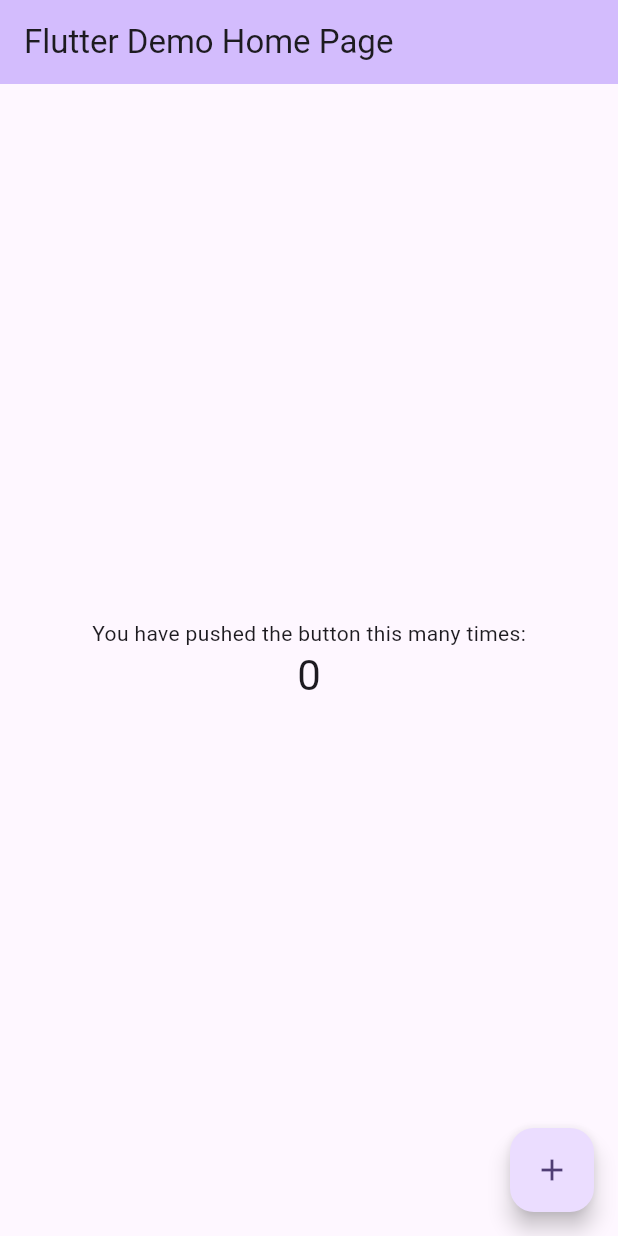
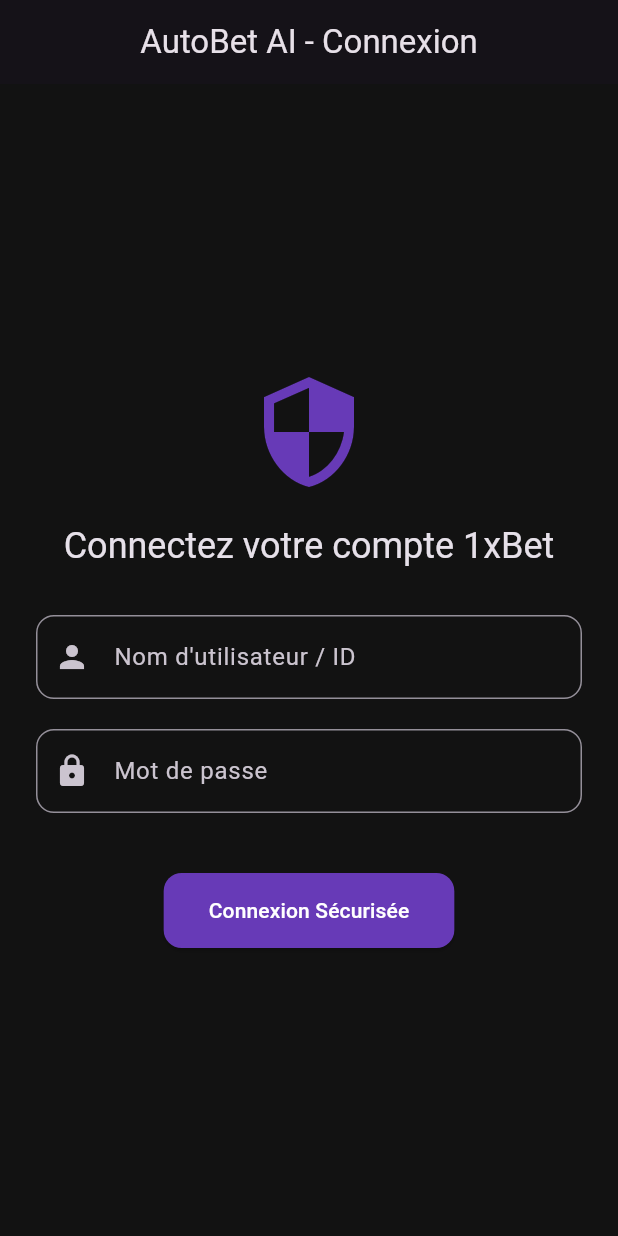
Before and after one commit to could-ai/019a5016-89b2-7e2c-9e90-9e50d304c96f, a Flutter app: the screen it shows after launch, on a phone screen of 412 x 824 dp. Run offline on Flutter 3.47's test engine with Material 3 defaults, Android fonts, the phone set to English and light mode, and no system bars.

Commit message:
Refonte complète du fichier principal pour établir la structure de l'application. Suppression du code de démonstration (compteur) et mise en place d'un thème sombre et professionnel. Configuration des routes nommées pour la navigation entre l'écran de connexion ('/') et le tableau de bord ('/dashboard'), définissant l'écran de connexion comme page d'accueil initiale.; Création d'un nouvel écran de connexion (`login_screen.dart`). Cet écran fournit une interface utilisateur sécurisée et professionnelle pour que les utilisateurs saisissent leurs identifiants 1xBet. Il comprend des champs de formulaire pour le nom d'utilisateur et le mot de passe avec une validation de base. Pour l'instant, la connexion est simulée et redirige l'utilisateur vers le tableau de bord sans réelle authentification, posant ainsi les bases pour l'intégration future de l'API ou du RPA.; Création du tableau de bord principal (`dashboard_screen.dart`). Cette page est le cœur de l'interface utilisateur après la connexion. Elle affiche des informations clés avec des données fictives pour simuler une application fonctionnelle : le solde du compte, un interrupteur pour gérer le mode automatique/semi-automatique, et des sections pour l'historique des paris et les logs de l'IA. Un bouton de déconnexion est également présent pour revenir à l'écran de connexion. Un avertissement légal a aussi été ajouté.

```diff
--- a/usr/lib/main.dart
+++ b/usr/lib/main.dart
@@ -1,120 +1,52 @@
 import 'package:flutter/material.dart';
+import 'package:couldai_user_app/screens/login_screen.dart';
+import 'package:couldai_user_app/screens/dashboard_screen.dart';
 
 void main() {
-  runApp(const MyApp());
+  runApp(const AutoBetAIApp());
 }
 
-class MyApp extends StatelessWidget {
-  const MyApp({super.key});
+class AutoBetAIApp extends StatelessWidget {
+  const AutoBetAIApp({super.key});
 
-  // This widget is the root of your application.
   @override
   Widget build(BuildContext context) {
     return MaterialApp(
-      title: 'Flutter Demo',
+      title: 'AutoBet AI',
       debugShowCheckedModeBanner: false,
-      theme: ThemeData(
-        // This is the theme of your application.
-        //
-        // TRY THIS: Try running your application with "flutter run". You'll see
-        // the application has a purple toolbar. Then, without quitting the app,
-        // try changing the seedColor in the colorScheme below to Colors.green
-        // and then invoke "hot reload" (save your changes or press the "hot
-        // reload" button in a Flutter-supported IDE, or press "r" if you used
-        // the command line to start the app).
-        //
-        // Notice that the counter didn't reset back to zero; the application
-        // state is not lost during the reload. To reset the state, use hot
-        // restart instead.
-        //
-        // This works for code too, not just values: Most code changes can be
-        // tested with just a hot reload.
-        colorScheme: ColorScheme.fromSeed(seedColor: Colors.deepPurple),
+      theme: ThemeData.dark().copyWith(
+        primaryColor: Colors.deepPurple,
+        scaffoldBackgroundColor: const Color(0xFF121212),
+        cardColor: const Color(0xFF1E1E1E),
+        colorScheme: ColorScheme.fromSeed(
+          seedColor: Colors.deepPurple,
+          brightness: Brightness.dark,
+        ),
+        elevatedButtonTheme: ElevatedButtonThemeData(
+          style: ElevatedButton.styleFrom(
+            foregroundColor: Colors.white,
+            backgroundColor: Colors.deepPurple,
+            padding: const EdgeInsets.symmetric(horizontal: 30, vertical: 15),
+            shape: RoundedRectangleBorder(
+              borderRadius: BorderRadius.circular(12),
+            ),
+          ),
+        ),
+        inputDecorationTheme: InputDecorationTheme(
+          border: OutlineInputBorder(
+            borderRadius: BorderRadius.circular(12),
+          ),
+          focusedBorder: OutlineInputBorder(
+            borderRadius: BorderRadius.circular(12),
+            borderSide: const BorderSide(color: Colors.deepPurple),
+          ),
+        ),
       ),
-      home: const MyHomePage(title: 'Flutter Demo Home Page'),
+      initialRoute: '/',
+      routes: {
+        '/': (context) => const LoginScreen(),
+        '/dashboard': (context) => const DashboardScreen(),
+      },
     );
   }
 }
-
-class MyHomePage extends StatefulWidget {
-  const MyHomePage({super.key, required this.title});
-
-  // This widget is the home page of your application. It is stateful, meaning
-  // that it has a State object (defined below) that contains fields that affect
-  // how it looks.
-
-  // This class is the configuration for the state. It holds the values (in this
-  // case the title) provided by the parent (in this case the App widget) and
-  // used by the build method of the State. Fields in a Widget subclass are
-  // always marked "final".
-
-  final String title;
-
-  @override
-  State<MyHomePage> createState() => _MyHomePageState();
-}
-
-class _MyHomePageState extends State<MyHomePage> {
-  int _counter = 0;
-
-  void _incrementCounter() {
-    setState(() {
-      // This call to setState tells the Flutter framework that something has
-      // changed in this State, which causes it to rerun the build method below
-      // so that the display can reflect the updated values. If we changed
-      // _counter without calling setState(), then the build method would not be
-      // called again, and so nothing would appear to happen.
-      _counter++;
-    });
-  }
-
-  @override
-  Widget build(BuildContext context) {
-    // This method is rerun every time setState is called, for instance as done
-    // by the _incrementCounter method above.
-    //
-    // The Flutter framework has been optimized to make rerunning build methods
-    // fast, so that you can just rebuild anything that needs updating rather
-    // than having to individually change instances of widgets.
-    return Scaffold(
-      appBar: AppBar(
-        // TRY THIS: Try changing the color here to a specific color (to
-        // Colors.amber, perhaps?) and trigger a hot reload to see the AppBar
-        // change color while the other colors stay the same.
-        backgroundColor: Theme.of(context).colorScheme.inversePrimary,
-        // Here we take the value from the MyHomePage object that was created by
-        // the App.build method, and use it to set our appbar title.
-        title: Text(widget.title),
-      ),
-      body: Center(
-        // Center is a layout widget. It takes a single child and positions it
-        // in the middle of the parent.
-        child: Column(
-          // Column is also a layout widget. It takes a list of children and
-          // arranges them vertically. By default, it sizes itself to fit its
-          // children horizontally, and tries to be as tall as its parent.
-          //
-          // Column has various properties to control how it sizes itself and
-          // how it positions its children. Here we use mainAxisAlignment to
-          // center the children vertically; the main axis here is the vertical
-          // axis because Columns are vertical (the cross axis would be
-          // horizontal).
-          //
-          // TRY THIS: Invoke "debug painting" (choose the "Toggle Debug Paint"
-          // action in the IDE, or press "p" in the console), to see the
-          // wireframe for each widget.
-          mainAxisAlignment: MainAxisAlignment.center,
-          children: <Widget>[
-            const Text('You have pushed the button this many times:'),
-            Text('$_counter', style: Theme.of(context).textTheme.headlineMedium),
-          ],
-        ),
-      ),
-      floatingActionButton: FloatingActionButton(
-        onPressed: _incrementCounter,
-        tooltip: 'Increment',
-        child: const Icon(Icons.add),
-      ), // This trailing comma makes auto-formatting nicer for build methods.
-    );
-  }
-}
--- /dev/null
+++ b/usr/lib/screens/login_screen.dart
@@ -0,0 +1,92 @@
+import 'package:flutter/material.dart';
+
+class LoginScreen extends StatefulWidget {
+  const LoginScreen({super.key});
+
+  @override
+  State<LoginScreen> createState() => _LoginScreenState();
+}
+
+class _LoginScreenState extends State<LoginScreen> {
+  final _formKey = GlobalKey<FormState>();
+  final _usernameController = TextEditingController();
+  final _passwordController = TextEditingController();
+
+  void _login() {
+    // Pour l'instant, la validation est basique et la connexion est simulée.
+    // La logique de connexion réelle à 1xBet sera implémentée ici.
+    if (_formKey.currentState!.validate()) {
+      Navigator.pushReplacementNamed(context, '/dashboard');
+    }
+  }
+
+  @override
+  void dispose() {
+    _usernameController.dispose();
+    _passwordController.dispose();
+    super.dispose();
+  }
+
+  @override
+  Widget build(BuildContext context) {
+    return Scaffold(
+      appBar: AppBar(
+        title: const Text('AutoBet AI - Connexion'),
+        centerTitle: true,
+      ),
+      body: Center(
+        child: SingleChildScrollView(
+          padding: const EdgeInsets.all(24.0),
+          child: Form(
+            key: _formKey,
+            child: Column(
+              mainAxisAlignment: MainAxisAlignment.center,
+              children: <Widget>[
+                const Icon(Icons.security, size: 80, color: Colors.deepPurple),
+                const SizedBox(height: 20),
+                Text(
+                  'Connectez votre compte 1xBet',
+                  style: Theme.of(context).textTheme.headlineSmall,
+                ),
+                const SizedBox(height: 30),
+                TextFormField(
+                  controller: _usernameController,
+                  decoration: const InputDecoration(
+                    labelText: 'Nom d\'utilisateur / ID',
+                    prefixIcon: Icon(Icons.person),
+                  ),
+                  validator: (value) {
+                    if (value == null || value.isEmpty) {
+                      return 'Veuillez entrer votre identifiant';
+                    }
+                    return null;
+                  },
+                ),
+                const SizedBox(height: 20),
+                TextFormField(
+                  controller: _passwordController,
+                  obscureText: true,
+                  decoration: const InputDecoration(
+                    labelText: 'Mot de passe',
+                    prefixIcon: Icon(Icons.lock),
+                  ),
+                  validator: (value) {
+                    if (value == null || value.isEmpty) {
+                      return 'Veuillez entrer votre mot de passe';
+                    }
+                    return null;
+                  },
+                ),
+                const SizedBox(height: 40),
+                ElevatedButton(
+                  onPressed: _login,
+                  child: const Text('Connexion Sécurisée'),
+                ),
+              ],
+            ),
+          ),
+        ),
+      ),
+    );
+  }
+}
```
Also changed, not shown: usr/lib/screens/dashboard_screen.dart (added, +155 -0 lines).
